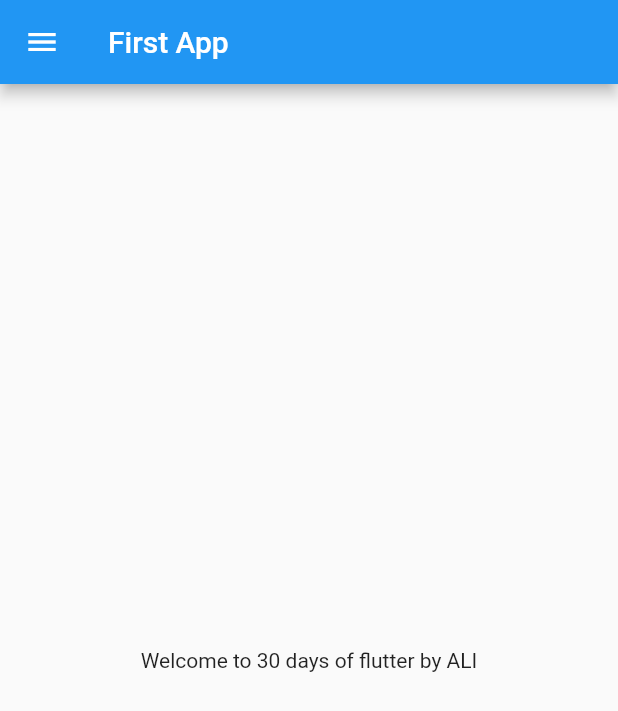
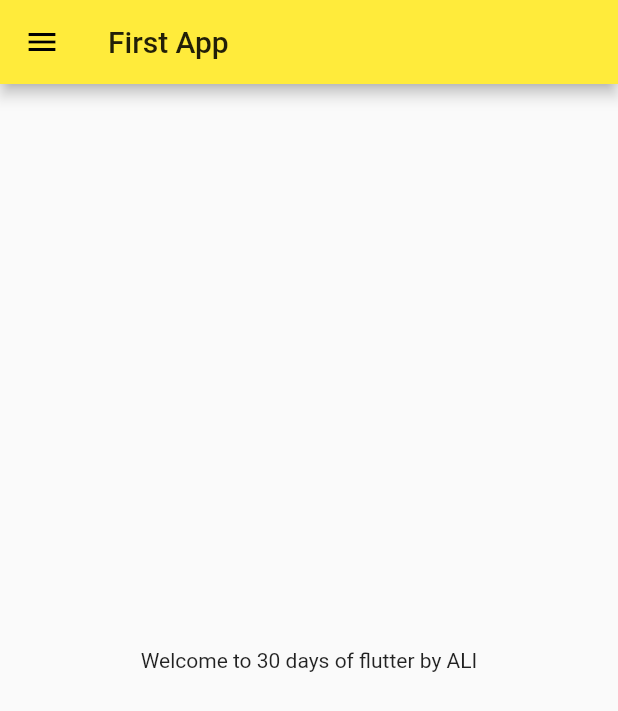
Before and after one commit to aliaarif/11, a Flutter app: the screen it shows after launch, on a phone screen of 412 x 824 dp. Shown: the top 711 px of the screen. Run offline on Flutter 3.47's test engine with Material 2 defaults, Android fonts, the phone set to English and light mode, and no system bars.

Commit message:
day1,2,3

```diff
--- a/lib/main.dart
+++ b/lib/main.dart
@@ -1,11 +1,22 @@
 import 'package:flutter/material.dart';
-import 'home_page.dart';
+import 'pages/home_page.dart';
+import 'pages/login_page.dart';
 
 void main() => runApp(FirstApp());
 
 class FirstApp extends StatelessWidget {
   @override
   Widget build(BuildContext context) {
-    return MaterialApp(home: HomePage());
+    return MaterialApp(
+      themeMode: ThemeMode.light,
+      theme: ThemeData(primarySwatch: Colors.yellow),
+      darkTheme: ThemeData(brightness: Brightness.dark),
+      initialRoute: '/home',
+      routes: {
+        '/': (context) => LoginPage(),
+        '/home': (context) => HomePage(),
+        '/login': (context) => LoginPage(),
+      },
+    );
   }
 }
```
Also changed, not shown: lib/pages/login_page.dart (added, +19 -0 lines), lib/pages/home_page.dart (renamed from lib/home_page.dart).
